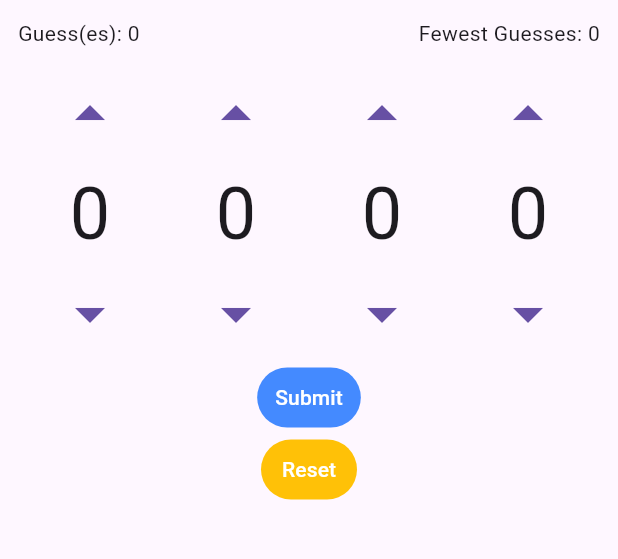
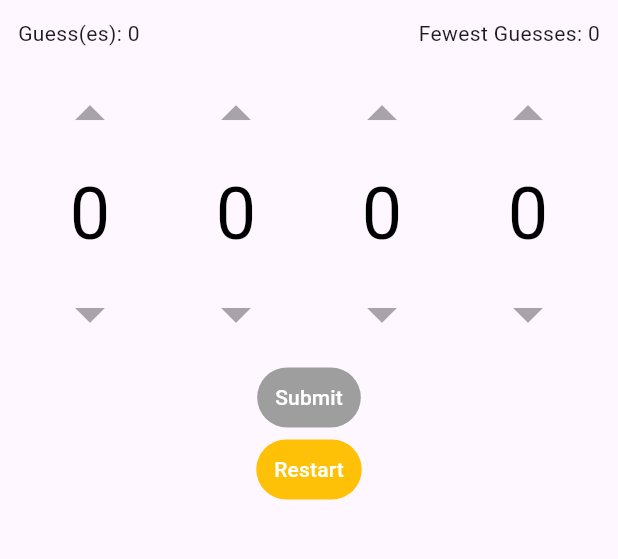
Before and after one commit to Kompaktive/crack-the-code-flutter, a Flutter app: the screen it shows after launch, on a phone screen of 412 x 824 dp, the part 84-643 px from its top. Run offline on Flutter 3.47's test engine with Material 3 defaults, Android fonts, the phone set to English and light mode, and no system bars.

Commit message:
feat: add gameover condition

```diff
--- a/lib/main.dart
+++ b/lib/main.dart
@@ -19,8 +19,33 @@ class MainApp extends StatefulWidget {
 class _MainAppState extends State<MainApp> {
   int guesses = 0;
   int fewestGuesses = 0;
-  final int code = Random().nextInt(10000);
+  List<int> codes = [
+    Random().nextInt(10),
+    Random().nextInt(10),
+    Random().nextInt(10),
+    Random().nextInt(10),
+  ];
   List<int> guessedCode = [0, 0, 0, 0];
+
+  Color setTextColor(int counter, int code) {
+    if (guesses == 0) return Colors.black;
+    if (counter == code) return Colors.green;
+    if ((counter - code).abs() < 3) return Colors.amber;
+    return Colors.red;
+  }
+
+  void restart() {
+    setState(() {
+      codes = [
+        Random().nextInt(10),
+        Random().nextInt(10),
+        Random().nextInt(10),
+        Random().nextInt(10),
+      ];
+      guesses = 0;
+      guessedCode = [0, 0, 0, 0];
+    });
+  }
 
   Future<void> _showMyDialog() async {
     return showDialog<void>(
@@ -32,17 +57,16 @@ class _MainAppState extends State<MainApp> {
             alignment: Alignment.center,
             child: Text("You won!"),
           ),
-          content: const SingleChildScrollView(
-            child: ListBody(
-              children: <Widget>[
-                Text('This is a demo alert dialog.'),
-                Text('Would you like to approve of this message?'),
-              ],
-            ),
-          ),
           actions: <Widget>[
             TextButton(
-              child: const Text('Approve'),
+              child: const Text('Restart'),
+              onPressed: () {
+                restart();
+                Navigator.of(context).pop();
+              },
+            ),
+            TextButton(
+              child: const Text('Close'),
               onPressed: () {
                 Navigator.of(context).pop();
               },
@@ -84,31 +108,60 @@ class _MainAppState extends State<MainApp> {
                   mainAxisAlignment: MainAxisAlignment.spaceBetween,
                   crossAxisAlignment: CrossAxisAlignment.center,
                   children: [
-                    Counter(guessedCode[0], (value) {
+                    Counter(
+                      counter: guessedCode[0],
+                      textColor: setTextColor(guessedCode[0], codes[0]),
+                      disabled:
+                          guessedCode.join().toString() ==
+                          codes.join().toString(),
+                      numFn: (value) {
                         guessedCode[0] = value;
-                    }),
-                    Counter(guessedCode[1], (value) {
+                      },
+                    ),
+                    Counter(
+                      counter: guessedCode[1],
+                      textColor: setTextColor(guessedCode[1], codes[1]),
+                      disabled:
+                          guessedCode.join().toString() ==
+                          codes.join().toString(),
+                      numFn: (value) {
                         guessedCode[1] = value;
-                    }),
-                    Counter(guessedCode[2], (value) {
+                      },
+                    ),
+                    Counter(
+                      counter: guessedCode[2],
+                      textColor: setTextColor(guessedCode[2], codes[2]),
+                      disabled:
+                          guessedCode.join().toString() ==
+                          codes.join().toString(),
+                      numFn: (value) {
                         guessedCode[2] = value;
-                    }),
-                    Counter(guessedCode[3], (value) {
+                      },
+                    ),
+                    Counter(
+                      counter: guessedCode[3],
+                      textColor: setTextColor(guessedCode[3], codes[3]),
+                      disabled:
+                          guessedCode.join().toString() ==
+                          codes.join().toString(),
+                      numFn: (value) {
                         guessedCode[3] = value;
-                    }),
+                      },
+                    ),
                   ],
                 ),
               ),
               TextButton(
-                onPressed: () {
+                onPressed:
+                    (guessedCode.join().toString() == codes.join().toString())
+                        ? null
+                        : () {
                           setState(() {
                             guesses++;
                           });
 
-                  print(code);
-                  print(guessedCode.join());
-
-                  if (guessedCode.join().toString() == code.toString()) {
+                          if (guessedCode.join().toString() ==
+                              codes.join().toString()) {
                             _showMyDialog();
                             setState(() {
                               if (fewestGuesses <= guesses) fewestGuesses++;
@@ -126,17 +179,14 @@ class _MainAppState extends State<MainApp> {
               ),
               TextButton(
                 onPressed: () {
-                  setState(() {
-                    guesses = 0;
-                    guessedCode = [0, 0, 0, 0];
-                  });
+                  restart();
                 },
                 style: TextButton.styleFrom(
                   backgroundColor: Colors.amber,
                   disabledBackgroundColor: Colors.grey,
                 ),
                 child: const Text(
-                  "Reset",
+                  "Restart",
                   style: TextStyle(color: Colors.white),
                 ),
               ),
--- a/lib/widgets/counter.dart
+++ b/lib/widgets/counter.dart
@@ -1,10 +1,18 @@
 import 'package:flutter/material.dart';
 
 class Counter extends StatefulWidget {
+  Counter({
+    this.counter = 0,
+    this.textColor = Colors.black,
+    this.disabled,
+    required this.numFn,
+    super.key,
+  });
+
   int counter;
+  Color textColor;
+  final bool? disabled;
   final Function(int value) numFn;
-
-  Counter(this.counter, this.numFn, {super.key});
 
   @override
   State<Counter> createState() => _NumberSelectorState();
@@ -17,19 +25,30 @@ class _NumberSelectorState extends State<Counter> {
       mainAxisAlignment: MainAxisAlignment.center,
       children: [
         TextButton(
-          onPressed: () {
+          onPressed:
+              widget.disabled == true
+                  ? null
+                  : () {
                     setState(() {
                       widget.counter = (widget.counter + 1) % 10;
+                      widget.textColor = Colors.black;
                     });
                     widget.numFn(widget.counter);
                   },
           child: Icon(Icons.arrow_drop_up, size: 48),
         ),
-        Text(widget.counter.toString(), style: TextStyle(fontSize: 48)),
+        Text(
+          widget.counter.toString(),
+          style: TextStyle(fontSize: 48, color: widget.textColor),
+        ),
         TextButton(
-          onPressed: () {
+          onPressed:
+              widget.disabled == true
+                  ? null
+                  : () {
                     setState(() {
                       widget.counter = (widget.counter - 1) % 10;
+                      widget.textColor = Colors.black;
                     });
                     widget.numFn(widget.counter);
                   },
```
Lines whose indentation alone changed are shown as unchanged.
